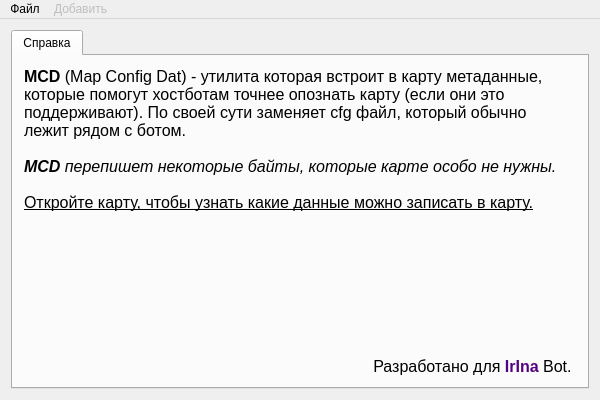
Qt form MapConfigData/mapconfigdata.ui (kirill-782/MCD) before a commit.
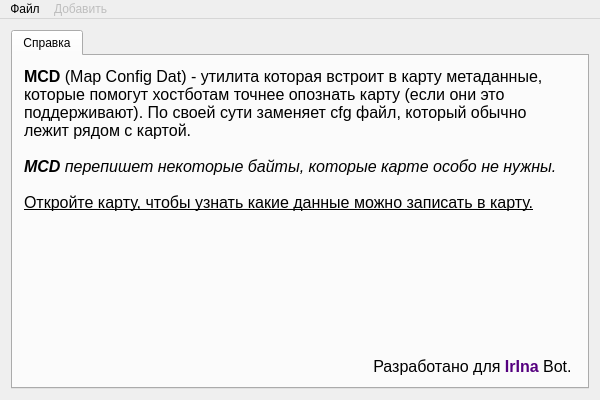
The same form after that commit.

The edit to the form file:
```diff
--- a/MapConfigData/mapconfigdata.ui
+++ b/MapConfigData/mapconfigdata.ui
@@ -17,7 +17,13 @@
    </size>
   </property>
   <property name="windowTitle">
-   <string>MapConfigData</string>
+   <string>Map Config Data</string>
+  </property>
+  <property name="documentMode">
+   <bool>false</bool>
+  </property>
+  <property name="tabShape">
+   <enum>QTabWidget::Rounded</enum>
   </property>
   <widget class="QWidget" name="centralWidget">
    <layout class="QGridLayout" name="gridLayout">
@@ -37,7 +43,7 @@
         <item row="0" column="0">
          <widget class="QLabel" name="label">
           <property name="text">
-           <string>&lt;html&gt;&lt;head/&gt;&lt;body&gt;&lt;p&gt;&lt;span style=&quot; font-size:12pt; font-weight:600;&quot;&gt;MCD&lt;/span&gt;&lt;span style=&quot; font-size:12pt;&quot;&gt; (Map Config Dat) - утилита которая встроит в карту метаданные, которые помогут хостботам точнее опознать карту (если они это поддерживают). По своей сути заменяет cfg файл, который обычно лежит рядом с ботом.&lt;br/&gt;&lt;br/&gt;&lt;/span&gt;&lt;span style=&quot; font-size:12pt; font-weight:600; font-style:italic;&quot;&gt;MCD&lt;/span&gt;&lt;span style=&quot; font-size:12pt; font-style:italic;&quot;&gt; перепишет некоторые байты, которые карте особо не нужны.&lt;br/&gt;&lt;br/&gt;&lt;/span&gt;&lt;span style=&quot; font-size:12pt; text-decoration: underline;&quot;&gt;Откройте карту, чтобы узнать какие данные можно записать в карту.&lt;/span&gt;&lt;/p&gt;&lt;/body&gt;&lt;/html&gt;</string>
+           <string>&lt;html&gt;&lt;head/&gt;&lt;body&gt;&lt;p&gt;&lt;span style=&quot; font-size:12pt; font-weight:600;&quot;&gt;MCD&lt;/span&gt;&lt;span style=&quot; font-size:12pt;&quot;&gt; (Map Config Dat) - утилита которая встроит в карту метаданные, которые помогут хостботам точнее опознать карту (если они это поддерживают). По своей сути заменяет cfg файл, который обычно лежит рядом с картой.&lt;br/&gt;&lt;br/&gt;&lt;/span&gt;&lt;span style=&quot; font-size:12pt; font-weight:600; font-style:italic;&quot;&gt;MCD&lt;/span&gt;&lt;span style=&quot; font-size:12pt; font-style:italic;&quot;&gt; перепишет некоторые байты, которые карте особо не нужны.&lt;br/&gt;&lt;br/&gt;&lt;/span&gt;&lt;span style=&quot; font-size:12pt; text-decoration: underline;&quot;&gt;Откройте карту, чтобы узнать какие данные можно записать в карту.&lt;/span&gt;&lt;/p&gt;&lt;/body&gt;&lt;/html&gt;</string>
           </property>
           <property name="alignment">
            <set>Qt::AlignLeading|Qt::AlignLeft|Qt::AlignTop</set>
```
Left out of the diff: 9 changed lines with no effect on the pictures.
